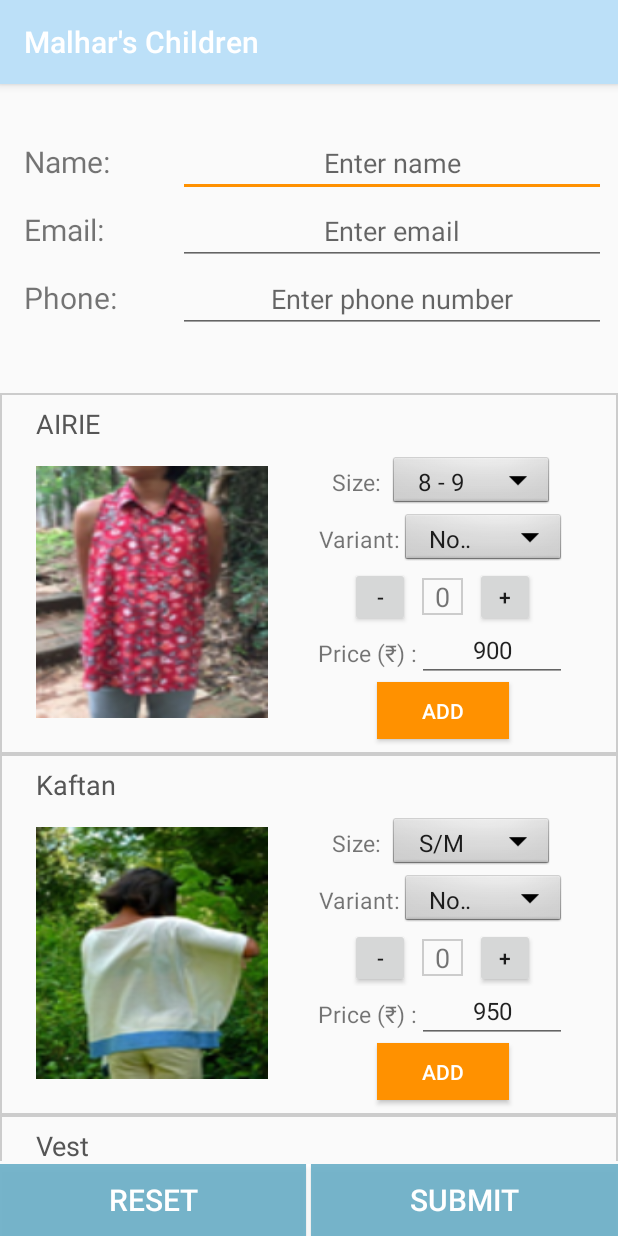
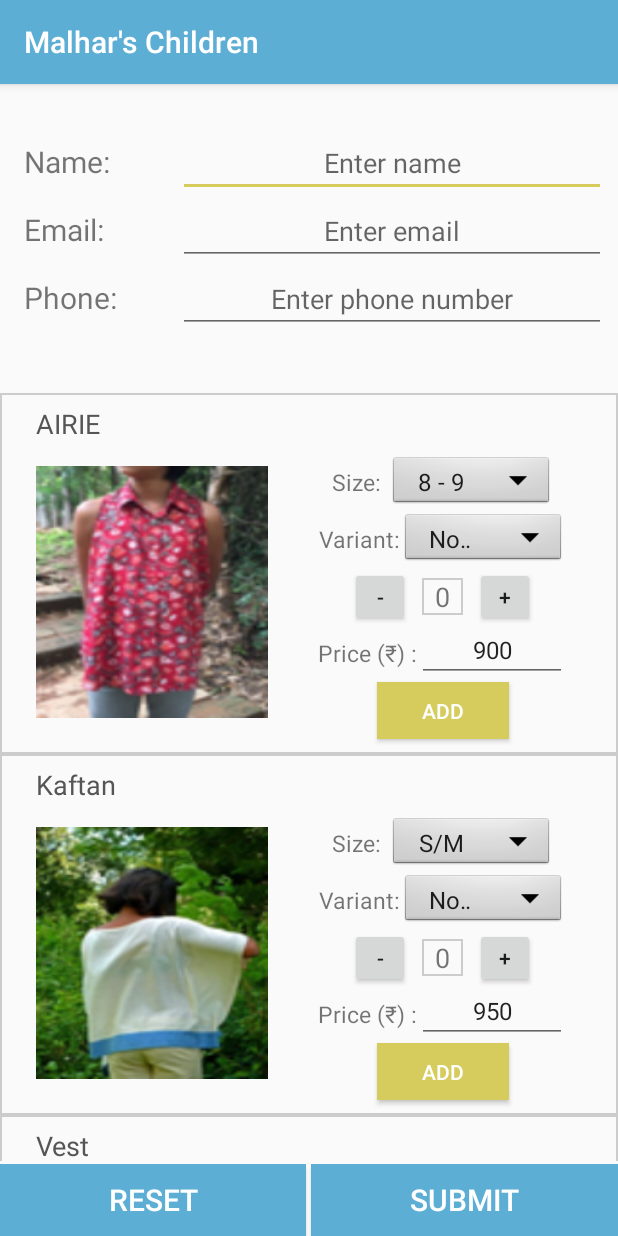
Before and after one commit to Rahul-Maru/malhars-children, an Android app: the screen it shows after launch (MainActivity), on a phone screen of 412 x 824 dp. Run offline under Robolectric (Android 15) with nearby library versions, the phone set to English and light mode, and no system bars.

Commit message:
Update color scheme

```diff
--- a/app/src/main/res/layout/activity_main.xml
+++ b/app/src/main/res/layout/activity_main.xml
@@ -2307,7 +2307,7 @@
                 android:layout_width="0dp"
                 android:layout_height="wrap_content"
                 android:layout_weight="1"
-                android:background="#ED6FB2CA"
+                android:background="@color/colorPrimary"
                 android:onClick="resetClick"
                 android:text="Reset"
                 android:textColor="#ffffff"
@@ -2322,7 +2322,7 @@
                 android:layout_width="0dp"
                 android:layout_height="wrap_content"
                 android:layout_weight="1"
-                android:background="#ED6FB2CA"
+                android:background="@color/colorPrimary"
                 android:onClick="submit"
                 android:text="Submit"
                 android:textColor="#ffffff"
--- a/app/src/main/res/values/colors.xml
+++ b/app/src/main/res/values/colors.xml
@@ -1,6 +1,10 @@
 <?xml version="1.0" encoding="utf-8"?>
 <resources>
-    <color name="colorPrimary">#BCE0F8</color>
-    <color name="colorPrimaryDark">#5DAED5</color>
-    <color name="colorAccent">#FF9100</color>
+    <color name="colorPrimary">#5daed5</color>
+    <color name="colorPrimaryDark">#248EC2</color>
+    <color name="colorAccent">#D5CC5D</color>
 </resources>
+
+    <!--#ADD7EB,#5DAED5,#D5845D-->
+    <!--#BCDEEF,#5DAED5,#D55D7E,#D5CC5D>
+    <!-#9FD0E7,#5DAED5,#248EC2-->
```
